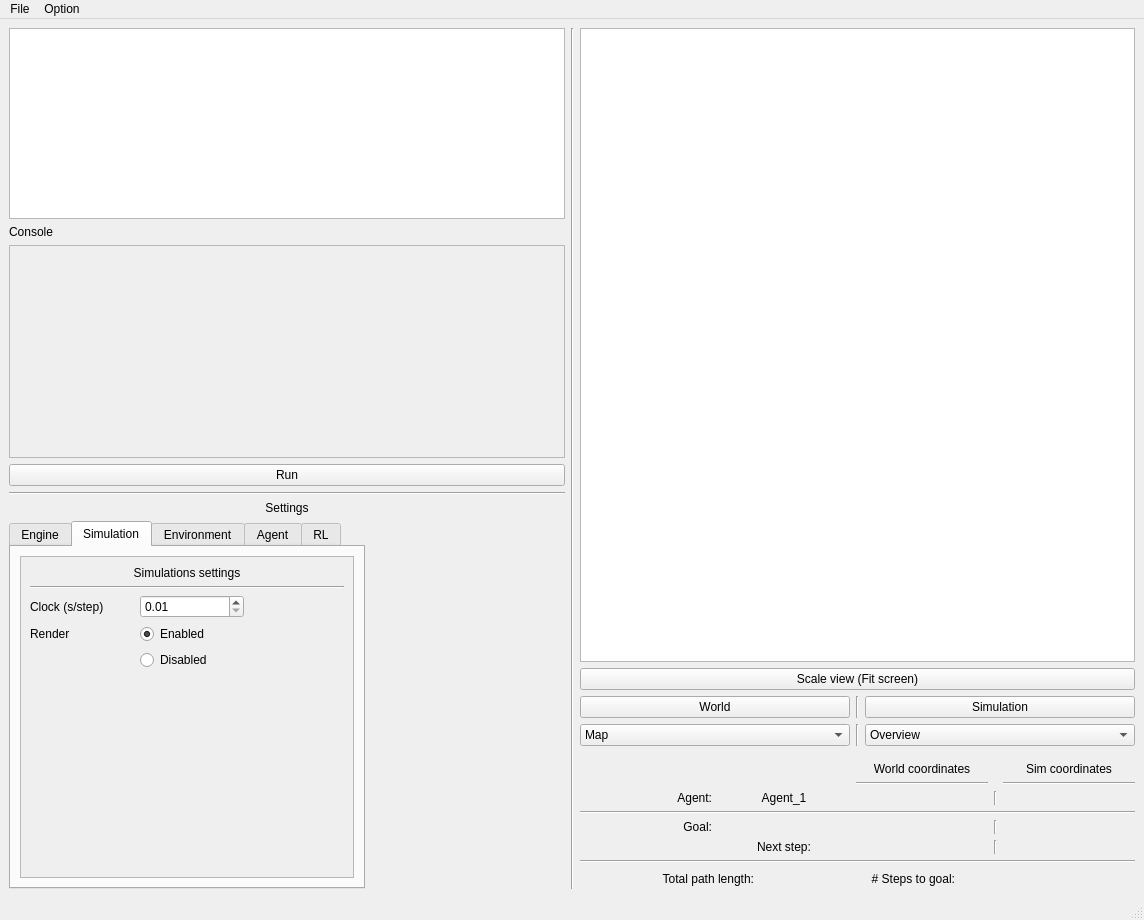
First picture: the form in RSAI_Engine/GUI/Layouts/Layout_2.ui, repository vguillet/RSAI_Engine, before the edit.
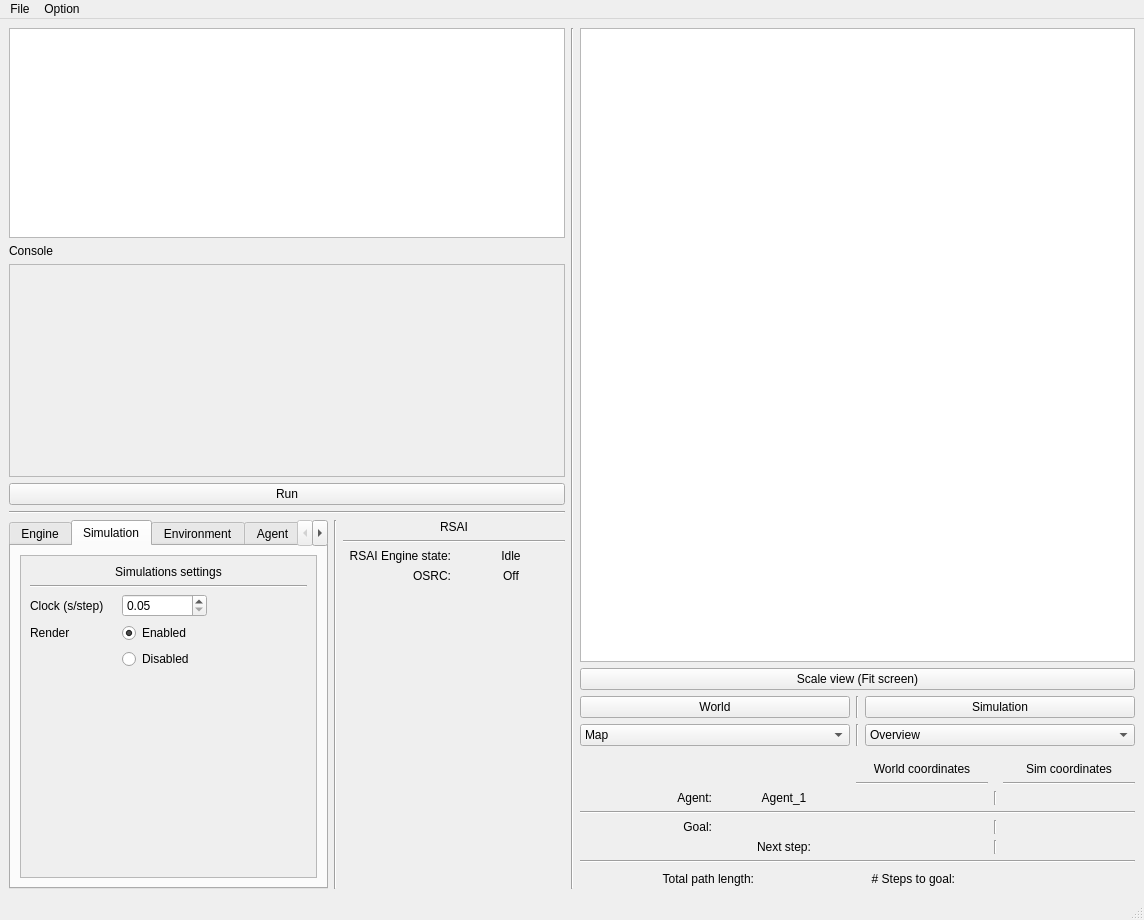
Second picture: the form after the edit. The open tabs and pages were chosen to show the change.

The edit to the form file:
```diff
--- a/RSAI_Engine/GUI/Layouts/Layout_2.ui
+++ b/RSAI_Engine/GUI/Layouts/Layout_2.ui
@@ -46,7 +46,7 @@
              <x>0</x>
              <y>0</y>
              <width>550</width>
-             <height>211</height>
+             <height>221</height>
             </rect>
            </property>
            <layout class="QHBoxLayout" name="horizontalLayout_5">
@@ -90,16 +90,6 @@
           </property>
          </widget>
         </item>
-        <item>
-         <widget class="QLabel" name="label">
-          <property name="text">
-           <string>Settings</string>
-          </property>
-          <property name="alignment">
-           <set>Qt::AlignCenter</set>
-          </property>
-         </widget>
-        </item>
         <item>
          <layout class="QHBoxLayout" name="horizontalLayout_11">
           <item>
@@ -234,7 +224,7 @@
                   <rect>
                    <x>0</x>
                    <y>0</y>
-                   <width>318</width>
+                   <width>284</width>
                    <height>294</height>
                   </rect>
                  </property>
@@ -261,7 +251,7 @@
                     <item row="0" column="1">
                      <widget class="QDoubleSpinBox" name="doubleSpinBox">
                       <property name="minimum">
-                       <double>0.010000000000000</double>
+                       <double>0.050000000000000</double>
                       </property>
                       <property name="maximum">
                        <double>10.000000000000000</double>
@@ -570,20 +560,105 @@
            </widget>
           </item>
           <item>
-           <spacer name="horizontalSpacer_5">
+           <widget class="Line" name="line_17">
             <property name="orientation">
-             <enum>Qt::Horizontal</enum>
+             <enum>Qt::Vertical</enum>
             </property>
-            <property name="sizeType">
-             <enum>QSizePolicy::Fixed</enum>
-            </property>
-            <property name="sizeHint" stdset="0">
-             <size>
-              <width>200</width>
-              <height>20</height>
-             </size>
-            </property>
-           </spacer>
+           </widget>
+          </item>
+          <item>
+           <layout class="QGridLayout" name="gridLayout_8" rowminimumheight="0" columnminimumwidth="0"/>
+          </item>
+          <item>
+           <layout class="QVBoxLayout" name="verticalLayout_7">
+            <item>
+             <widget class="QLabel" name="label_23">
+              <property name="text">
+               <string>RSAI</string>
+              </property>
+              <property name="alignment">
+               <set>Qt::AlignCenter</set>
+              </property>
+             </widget>
+            </item>
+            <item>
+             <widget class="Line" name="line_18">
+              <property name="orientation">
+               <enum>Qt::Horizontal</enum>
+              </property>
+             </widget>
+            </item>
+            <item>
+             <layout class="QGridLayout" name="gridLayout_9">
+              <item row="2" column="0">
+               <widget class="QLabel" name="label">
+                <property name="text">
+                 <string>RSAI Engine state:</string>
+                </property>
+                <property name="alignment">
+                 <set>Qt::AlignRight|Qt::AlignTrailing|Qt::AlignVCenter</set>
+                </property>
+               </widget>
+              </item>
+              <item row="2" column="1">
+               <widget class="QLabel" name="engine_state">
+                <property name="text">
+                 <string>Idle</string>
+                </property>
+                <property name="alignment">
+                 <set>Qt::AlignCenter</set>
+                </property>
+               </widget>
+              </item>
+              <item row="3" column="0">
+               <widget class="QLabel" name="label_25">
+                <property name="text">
+                 <string>OSRC:</string>
+                </property>
+                <property name="alignment">
+                 <set>Qt::AlignRight|Qt::AlignTrailing|Qt::AlignVCenter</set>
+                </property>
+               </widget>
+              </item>
+              <item row="3" column="1">
+               <widget class="QLabel" name="osrc_state">
+                <property name="text">
+                 <string>Off</string>
+                </property>
+                <property name="alignment">
+                 <set>Qt::AlignCenter</set>
+                </property>
+               </widget>
+              </item>
+              <item row="4" column="0">
+               <spacer name="verticalSpacer_4">
+                <property name="orientation">
+                 <enum>Qt::Vertical</enum>
+                </property>
+                <property name="sizeHint" stdset="0">
+                 <size>
+                  <width>20</width>
+                  <height>40</height>
+                 </size>
+                </property>
+               </spacer>
+              </item>
+             </layout>
+            </item>
+            <item>
+             <spacer name="horizontalSpacer_5">
+              <property name="orientation">
+               <enum>Qt::Horizontal</enum>
+              </property>
+              <property name="sizeHint" stdset="0">
+               <size>
+                <width>40</width>
+                <height>20</height>
+               </size>
+              </property>
+             </spacer>
+            </item>
+           </layout>
           </item>
          </layout>
         </item>
```
Left out of the diff: 10 changed lines with no effect on the pictures.
